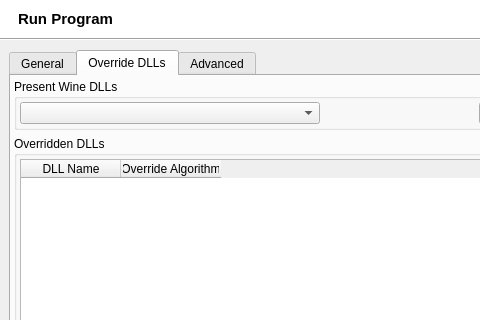
brezerk/q4wine, file src/q4wine-gui/uis/Run.ui: the form before one commit; both pictures show x 0 to 480 and y 0 to 320 of the 694 by 434 pixel window.
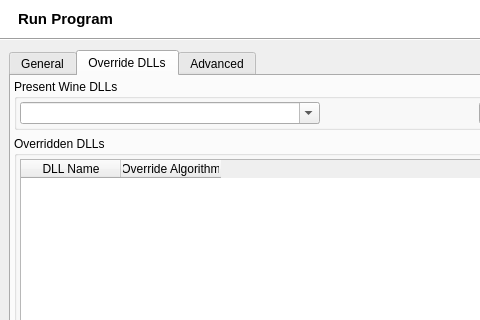
The form after the commit. The open tabs and pages were chosen to show the change. Icons and pictures are not drawn.

```diff
--- a/src/q4wine-gui/uis/Run.ui
+++ b/src/q4wine-gui/uis/Run.ui
@@ -613,6 +613,9 @@
                  <height>16777215</height>
                 </size>
                </property>
+               <property name="editable">
+                <bool>true</bool>
+               </property>
                <property name="maxVisibleItems">
                 <number>5</number>
                </property>
```
Left out of the diff: 231 changed lines with no effect on the pictures.
